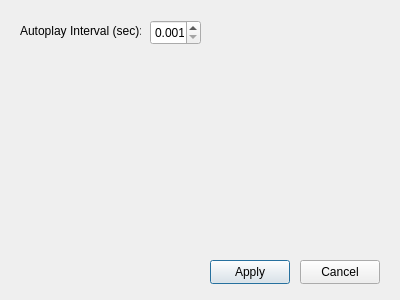
oyxong123/YxWn_Gallery, file settingswindow.ui: the form before one commit.
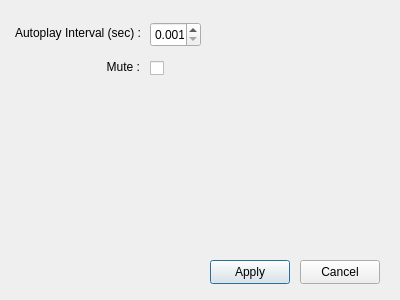
The form after the commit.

Commit message: Implement mute functionality

The edit to the form file:
```diff
--- a/settingswindow.ui
+++ b/settingswindow.ui
@@ -42,21 +42,24 @@
   <widget class="QLabel" name="btnAutoplayInterval">
    <property name="geometry">
     <rect>
-     <x>20</x>
+     <x>10</x>
      <y>23</y>
-     <width>121</width>
-     <height>16</height>
+     <width>131</width>
+     <height>20</height>
     </rect>
    </property>
    <property name="text">
-    <string>Autoplay Interval (sec):</string>
+    <string>Autoplay Interval (sec) :</string>
+   </property>
+   <property name="alignment">
+    <set>Qt::AlignmentFlag::AlignRight|Qt::AlignmentFlag::AlignTrailing|Qt::AlignmentFlag::AlignVCenter</set>
    </property>
   </widget>
   <widget class="QDoubleSpinBox" name="inpAutoplayInterval">
    <property name="geometry">
     <rect>
      <x>150</x>
-     <y>20</y>
+     <y>22</y>
      <width>51</width>
      <height>25</height>
     </rect>
@@ -77,6 +80,44 @@
     <double>0.001000000000000</double>
    </property>
   </widget>
+  <widget class="QLabel" name="lblMute">
+   <property name="geometry">
+    <rect>
+     <x>99</x>
+     <y>57</y>
+     <width>41</width>
+     <height>20</height>
+    </rect>
+   </property>
+   <property name="frameShape">
+    <enum>QFrame::Shape::NoFrame</enum>
+   </property>
+   <property name="lineWidth">
+    <number>0</number>
+   </property>
+   <property name="text">
+    <string>Mute :</string>
+   </property>
+   <property name="alignment">
+    <set>Qt::AlignmentFlag::AlignRight|Qt::AlignmentFlag::AlignTrailing|Qt::AlignmentFlag::AlignVCenter</set>
+   </property>
+  </widget>
+  <widget class="QCheckBox" name="chkMute">
+   <property name="geometry">
+    <rect>
+     <x>150</x>
+     <y>57</y>
+     <width>16</width>
+     <height>22</height>
+    </rect>
+   </property>
+   <property name="text">
+    <string/>
+   </property>
+   <property name="checked">
+    <bool>false</bool>
+   </property>
+  </widget>
  </widget>
  <resources/>
  <connections/>
```
Left out of the diff: 2 changed lines with no effect on the pictures. The commit also changes 3 other files.
